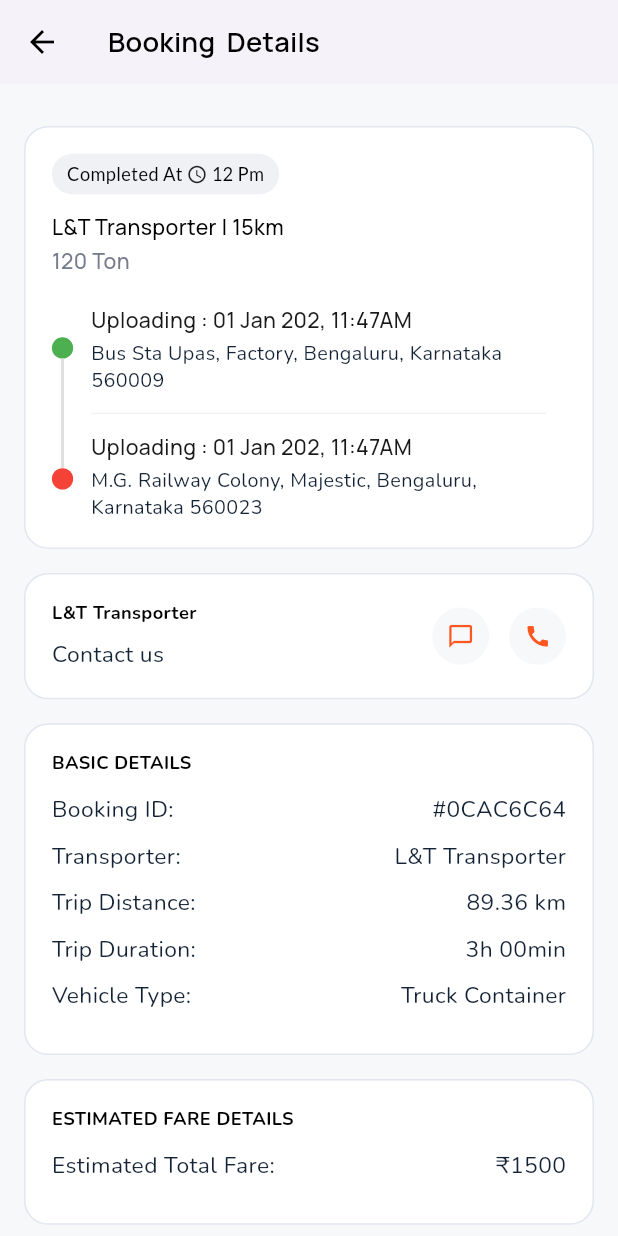
After one commit to RavindraEsp/tt, a Flutter app: the BookingDetailsScreen screen opened directly, on a phone screen of 412 x 824 dp. The commit adds this screen. Run offline on Flutter 3.47's test engine with Material 3 defaults, Android fonts, the phone set to English and light mode, and no system bars; our stand-ins replace cached_network_image, flutter_screenutil, google_fonts, intl_phone_field, pinput; network calls fail.

Commit message:
desugn detail screen

```diff
--- a/lib/main.dart
+++ b/lib/main.dart
@@ -1,9 +1,10 @@
-import 'package:book_your_truck/utilities/trip_history_screen.dart';
+import 'package:book_your_truck/module/profile/trip_history_screen.dart';
 import 'package:flutter/material.dart';
 import 'package:flutter/services.dart';
 import 'package:flutter_screenutil/flutter_screenutil.dart';
 
 import 'module/auth/verify_otp_screen.dart';
+import 'module/bottomabar/bookings/booking_details/booking_details_screen.dart';
 import 'module/bottomabar/bottombar.dart';
 import 'module/bottomabar/help/help_screen.dart';
 import 'module/paymentHistory/payment_history_screen.dart';
@@ -50,6 +51,7 @@
       //  child:  HelpScreen(),
       // child:  ProfileScreen(),
        child:  BottomNavigationBarScreen(),
+    //   child:  BookingDetailsScreen(),
     );
   }
 }
--- /dev/null
+++ b/lib/module/bottomabar/bookings/booking_details/booking_details_screen.dart
@@ -0,0 +1,300 @@
+import 'package:book_your_truck/utilities/color_utility.dart';
+import 'package:book_your_truck/widgets/common_app_bar.dart';
+import 'package:flutter/material.dart';
+import 'package:flutter_screenutil/flutter_screenutil.dart';
+
+import '../../../../utilities/style_utility.dart';
+import '../../../../utilities/text_size_utility.dart';
+
+class BookingDetailsScreen extends StatelessWidget {
+  const BookingDetailsScreen({super.key});
+
+  @override
+  Widget build(BuildContext context) {
+    return Scaffold(
+      backgroundColor: const Color(0xFFF7F8FA),
+      appBar: commonAppBar(title: "Booking  Details"),
+      body: ListView(
+        padding: const EdgeInsets.all(16),
+        children: const [
+          SizedBox(height: 12),
+          _RouteDetailsCard(),
+          SizedBox(height: 16),
+          _TransporterCard(),
+          SizedBox(height: 16),
+          _BasicDetailsCard(),
+          SizedBox(height: 16),
+          _FareDetailsCard(),
+        ],
+      ),
+    );
+  }
+}
+
+class _RouteDetailsCard extends StatelessWidget {
+  const _RouteDetailsCard();
+
+  @override
+  Widget build(BuildContext context) {
+    return Container(
+      padding: EdgeInsets.all(16.w),
+      decoration: BoxDecoration(
+        color: Colors.white,
+        borderRadius: BorderRadius.circular(16),
+        border: Border.all(color: ColorUtility.cardBorderColor2),
+      ),
+      child: Column(
+        crossAxisAlignment: CrossAxisAlignment.start,
+        children: [
+          /// Status
+          Container(
+            padding: const EdgeInsets.symmetric(horizontal: 10, vertical: 6),
+            decoration: BoxDecoration(
+              color: ColorUtility.colorF0F1F5,
+              borderRadius: BorderRadius.circular(20),
+            ),
+            child: Row(
+              mainAxisSize: MainAxisSize.min,
+              children: [
+                Text(
+                  "Completed At ",
+                  style: StyleUtility.latoRegularBlack13TextStyle.copyWith(
+                    fontSize: TextSizeUtility.textSize12,
+                  ),
+                ),
+                const Icon(Icons.access_time, size: 14),
+                Text(
+                  " 12 Pm",
+                  style: StyleUtility.latoRegularBlack13TextStyle.copyWith(
+                    fontSize: TextSizeUtility.textSize12,
+                  ),
+                ),
+              ],
+            ),
+          ),
+
+          const SizedBox(height: 12),
+
+          /// Transporter Row
+          Text(
+            "L&T Transporter | 15km",
+            style: StyleUtility.manropeMedium14colorBlack,
+          ),
+          SizedBox(height: 4),
+          Text("120 Ton", style: StyleUtility.manropeMedium14Color767C8C),
+
+          SizedBox(height: 20.h),
+
+          /// Locations
+          Row(
+            crossAxisAlignment: CrossAxisAlignment.center,
+            children: [
+              Column(
+                children: [
+                  _dot(Colors.green),
+                  Container(
+                    width: 2,
+                    height: 72.h,
+                    color: Colors.grey.shade300,
+                  ),
+                  _dot(Colors.red),
+                ],
+              ),
+              const SizedBox(width: 12),
+              Expanded(
+                child: Column(
+                  crossAxisAlignment: CrossAxisAlignment.start,
+                  children: [
+                    Text(
+                      "Uploading : 01 Jan 202, 11:47AM",
+                      style: StyleUtility.manropeMedium14Color719191A,
+                    ),
+
+                    SizedBox(height: 4.h),
+                    Text(
+                      "Bus Sta Upas, Factory, Bengaluru, Karnataka 560009",
+                      style: StyleUtility.nunitoRegular13color132235TextStyle,
+                    ),
+
+                    Padding(
+                      padding: EdgeInsets.symmetric(vertical: 12.h),
+                      child: Container(
+                        height: 1,
+                        width: double.infinity,
+                        color: ColorUtility.colorF0F1F5,
+                      ),
+                    ),
+                    Text(
+                      "Uploading : 01 Jan 202, 11:47AM",
+                      style: StyleUtility.manropeMedium14Color719191A,
+                    ),
+
+                    SizedBox(height: 4.h),
+                    Text(
+                      "M.G. Railway Colony, Majestic, Bengaluru, Karnataka 560023",
+                      style: StyleUtility.nunitoRegular13color132235TextStyle,
+                    ),
+                  ],
+                ),
+              ),
+
+              SizedBox(width: 12.w),
+
+              // Container(
+              //   width: 12,height: 12,color: Colors.green,
+              // ),
+            ],
+          ),
+        ],
+      ),
+    );
+  }
+
+  Widget _dot(Color color) {
+    return Container(
+      width: 14.sp,
+      height: 14.sp,
+      decoration: BoxDecoration(color: color, shape: BoxShape.circle),
+    );
+  }
+}
+
+class _TransporterCard extends StatelessWidget {
+  const _TransporterCard();
+
+  @override
+  Widget build(BuildContext context) {
+    return Container(
+      padding: EdgeInsets.all(16.w),
+      decoration: BoxDecoration(
+        color: Colors.white,
+        borderRadius: BorderRadius.circular(16),
+        border: Border.all(color: ColorUtility.cardBorderColor2),
+      ),
+      child: Row(
+        children: [
+          Expanded(
+            child: Column(
+              crossAxisAlignment: CrossAxisAlignment.start,
+              children: [
+                Text(
+                  "L&T Transporter",
+                  style: StyleUtility.nunitobold13colorBlackTextStyle,
+                ),
+                SizedBox(height: 9.h),
+                Text(
+                  "Contact us",
+                  style: StyleUtility.nunitoRegular13color132235TextStyle
+                      .copyWith(fontSize: TextSizeUtility.textSize15),
+                ),
+              ],
+            ),
+          ),
+          _iconButton(Icons.chat_bubble_outline),
+          SizedBox(width: 12.w),
+          _iconButton(Icons.call),
+        ],
+      ),
+    );
+  }
+
+  Widget _iconButton(IconData icon) {
+    return Container(
+      decoration: BoxDecoration(
+        shape: BoxShape.circle,
+        color: const Color(0xFFF7F8FA),
+      ),
+      child: Padding(
+        padding: EdgeInsetsGeometry.all(9.w),
+        child: Icon(icon, color: Colors.deepOrange, size: 18.sp),
+      ),
+    );
+  }
+}
+
+class _BasicDetailsCard extends StatelessWidget {
+  const _BasicDetailsCard();
+
+  @override
+  Widget build(BuildContext context) {
+    return _infoCard(
+      title: "BASIC DETAILS",
+      children: const [
+        _InfoRow("Booking ID", "#0CAC6C64"),
+        _InfoRow("Transporter", "L&T Transporter"),
+        _InfoRow("Trip Distance", "89.36 km"),
+        _InfoRow("Trip Duration", "3h 00min"),
+        _InfoRow("Vehicle Type", "Truck Container"),
+      ],
+    );
+  }
+}
+
+class _FareDetailsCard extends StatelessWidget {
+  const _FareDetailsCard();
+
+  @override
+  Widget build(BuildContext context) {
+    return _infoCard(
+      title: "ESTIMATED FARE DETAILS",
+      children: const [_InfoRow("Estimated Total Fare", "₹1500", isBold: true)],
+    );
+  }
+}
+
+Widget _infoCard({required String title, required List<Widget> children}) {
+  return Container(
+    padding: EdgeInsets.all(16.w),
+    decoration: BoxDecoration(
+      color: Colors.white,
+      borderRadius: BorderRadius.circular(16),
+      border: Border.all(color: ColorUtility.cardBorderColor2),
+    ),
+    child: Column(
+      crossAxisAlignment: CrossAxisAlignment.start,
+      children: [
+        Text(
+          title,
+          style: StyleUtility.nunitoBold16colorBlackTextStyle.copyWith(
+            fontSize: TextSizeUtility.textSize12,
+          ),
+        ),
+        const SizedBox(height: 12),
+        ...children,
+      ],
+    ),
+  );
+}
+
+class _InfoRow extends StatelessWidget {
+  final String label;
+  final String value;
+  final bool isBold;
+
+  const _InfoRow(this.label, this.value, {this.isBold = false});
+
+  @override
+  Widget build(BuildContext context) {
+    return Padding(
+      padding: const EdgeInsets.only(bottom: 10),
+      child: Row(
+        children: [
+          Expanded(
+            child: Text(
+              "$label:",
+              style: StyleUtility.nunitoRegular13color132235TextStyle.copyWith(
+                fontSize: TextSizeUtility.textSize15,
+              ),
+            ),
+          ),
+          Text(
+            value,
+            style: StyleUtility.nunitoRegular13color132235TextStyle.copyWith(
+              fontSize: TextSizeUtility.textSize15,
+            ),
+          ),
+        ],
+      ),
+    );
+  }
+}
--- a/lib/module/bottomabar/my_booking.dart
+++ b/lib/module/bottomabar/bookings/my_booking.dart
@@ -1,10 +1,11 @@
+import 'package:book_your_truck/module/bottomabar/bookings/booking_details/booking_details_screen.dart';
 import 'package:book_your_truck/utilities/color_utility.dart';
 import 'package:book_your_truck/utilities/style_utility.dart';
 import 'package:book_your_truck/utilities/text_size_utility.dart';
 import 'package:flutter/material.dart';
 import 'package:flutter_screenutil/flutter_screenutil.dart';
 
-import '../../widgets/trip_card.dart';
+import '../../../widgets/trip_card.dart';
 
 class MyBookingsScreen extends StatefulWidget {
   const MyBookingsScreen({super.key});
@@ -85,6 +86,10 @@
             time: "12:00 Pm",
             price: "₹1500",
             image: "",
+            onTap: (){
+              Navigator.push(context, MaterialPageRoute(builder: (context) => BookingDetailsScreen()));
+
+            },
           ),
         );
       },
--- a/lib/module/bottomabar/bottombar.dart
+++ b/lib/module/bottomabar/bottombar.dart
@@ -6,7 +6,7 @@
 import 'package:flutter_screenutil/flutter_screenutil.dart';
 
 import 'help/help_screen.dart';
-import 'my_booking.dart';
+import 'bookings/my_booking.dart';
 
 class BottomNavigationBarScreen extends StatefulWidget {
   const BottomNavigationBarScreen({super.key});
--- a/lib/module/profile/profile_screen.dart
+++ b/lib/module/profile/profile_screen.dart
@@ -4,7 +4,7 @@
 import 'package:book_your_truck/utilities/color_utility.dart';
 import 'package:book_your_truck/utilities/image_utility.dart';
 import 'package:book_your_truck/utilities/style_utility.dart';
-import 'package:book_your_truck/utilities/trip_history_screen.dart';
+import 'package:book_your_truck/module/profile/trip_history_screen.dart';
 import 'package:cached_network_image/cached_network_image.dart';
 import 'package:flutter/material.dart';
 import 'package:flutter_screenutil/flutter_screenutil.dart';
--- a/lib/utilities/trip_history_screen.dart
+++ b/lib/module/profile/trip_history_screen.dart
@@ -3,7 +3,7 @@
 import 'package:flutter/material.dart';
 import 'package:flutter_screenutil/flutter_screenutil.dart';
 
-import '../widgets/trip_card.dart';
+import '../../widgets/trip_card.dart';
 
 class TripsHistoryScreen extends StatelessWidget {
   const TripsHistoryScreen({super.key});
--- a/lib/utilities/color_utility.dart
+++ b/lib/utilities/color_utility.dart
@@ -14,6 +14,13 @@
   static const Color backgroundColor = Color(0xFFF5F6FA);
   static const Color textFieldBorderColor = Color(0xFFB1B1B1);
   static const Color cardBorderColor = Color(0xFFF0F1F5);
+
+
+  static const Color cardBorderColor2 = Color(0xFFE1E6EF);
+
+
+
+
   static const Color color0E0E0E = Color(0xFF0E0E0E);
   static const Color color848B9D = Color(0xFF848B9D);
   static const Color color484C52 = Color(0xFF484C52);
@@ -24,6 +31,7 @@
   static const Color color19191A = Color(0xFF19191A);
 
   static const Color color8D98AF = Color(0xFF8D98AF);
+  static const Color colorE1E6EF = Color(0xFFE1E6EF);
 
 
 
--- a/lib/utilities/style_utility.dart
+++ b/lib/utilities/style_utility.dart
@@ -172,6 +172,21 @@
       fontWeight: FontWeight.w400,
       fontSize: TextSizeUtility.textSize14,
       color: ColorUtility.color364B63);
+
+  static TextStyle nunitoRegular13color132235TextStyle = GoogleFonts.nunito(
+      fontWeight: FontWeight.w400,
+      fontSize: TextSizeUtility.textSize13,
+      color: ColorUtility.color132235);
+
+
+
+  static TextStyle nunitobold13colorBlackTextStyle = GoogleFonts.nunito(
+      fontWeight: FontWeight.bold,
+      fontSize: TextSizeUtility.textSize12,
+      color: Colors.black);
+
+
+
 
 
 
--- a/lib/widgets/common_app_bar.dart
+++ b/lib/widgets/common_app_bar.dart
@@ -8,7 +8,8 @@
   List<Widget>? actions,
 }) {
   return AppBar(
-    backgroundColor: ColorUtility.backgroundColor,
+  //  backgroundColor: ColorUtility.backgroundColor,
+    backgroundColor: Colors.white,
     elevation: 2,
     centerTitle: false,
     leading: showBack
--- a/lib/widgets/trip_card.dart
+++ b/lib/widgets/trip_card.dart
@@ -3,12 +3,13 @@
 import 'package:book_your_truck/utilities/text_size_utility.dart';
 import 'package:flutter/material.dart';
 import 'package:flutter_screenutil/flutter_screenutil.dart';
-class TripCard extends StatelessWidget
-{
+
+class TripCard extends StatelessWidget {
   final String status;
   final String time;
   final String price;
   final String image;
+  final VoidCallback? onTap;
 
   const TripCard({
     super.key,
@@ -16,6 +17,7 @@
     required this.time,
     required this.price,
     required this.image,
+    this.onTap,
   });
 
   @override
@@ -150,11 +152,14 @@
               // Container(
               //   width: 12,height: 12,color: Colors.green,
               // ),
-              Container(
-                width: 38,
-                child: CircleAvatar(
-                  backgroundColor: Color(0xFFF1F3F5),
-                  child: Icon(Icons.keyboard_arrow_down, size: 24.sp),
+              GestureDetector(
+                onTap: onTap ?? () {},
+                child: Container(
+                  width: 38,
+                  child: CircleAvatar(
+                    backgroundColor: Color(0xFFF1F3F5),
+                    child: Icon(Icons.keyboard_arrow_down, size: 24.sp),
+                  ),
                 ),
               ),
             ],
```
